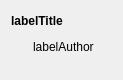
Old version of the form sources/repository/daily/soundfontcell.ui in the repository davy7125/polyphone.
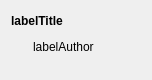
New version of the form. Custom widgets are drawn as their Qt base class.

```diff
--- a/sources/repository/daily/soundfontcell.ui
+++ b/sources/repository/daily/soundfontcell.ui
@@ -6,7 +6,7 @@
    <rect>
     <x>0</x>
     <y>0</y>
-    <width>123</width>
+    <width>152</width>
     <height>80</height>
    </rect>
   </property>
@@ -106,7 +106,7 @@
       <item>
        <widget class="QLabel" name="labelAuthor">
         <property name="sizePolicy">
-         <sizepolicy hsizetype="Expanding" vsizetype="Preferred">
+         <sizepolicy hsizetype="Preferred" vsizetype="Preferred">
           <horstretch>0</horstretch>
           <verstretch>0</verstretch>
          </sizepolicy>
@@ -122,6 +122,19 @@
         </property>
        </widget>
       </item>
+      <item>
+       <spacer name="horizontalSpacer">
+        <property name="orientation">
+         <enum>Qt::Horizontal</enum>
+        </property>
+        <property name="sizeHint" stdset="0">
+         <size>
+          <width>40</width>
+          <height>20</height>
+         </size>
+        </property>
+       </spacer>
+      </item>
      </layout>
     </widget>
    </item>
```
